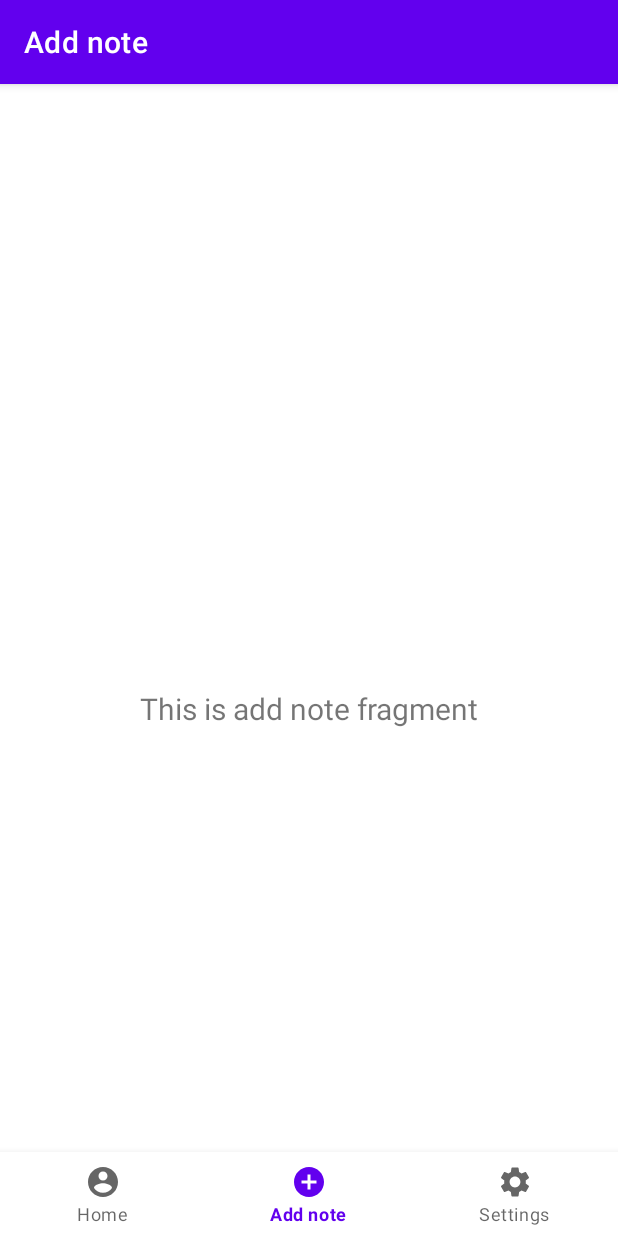
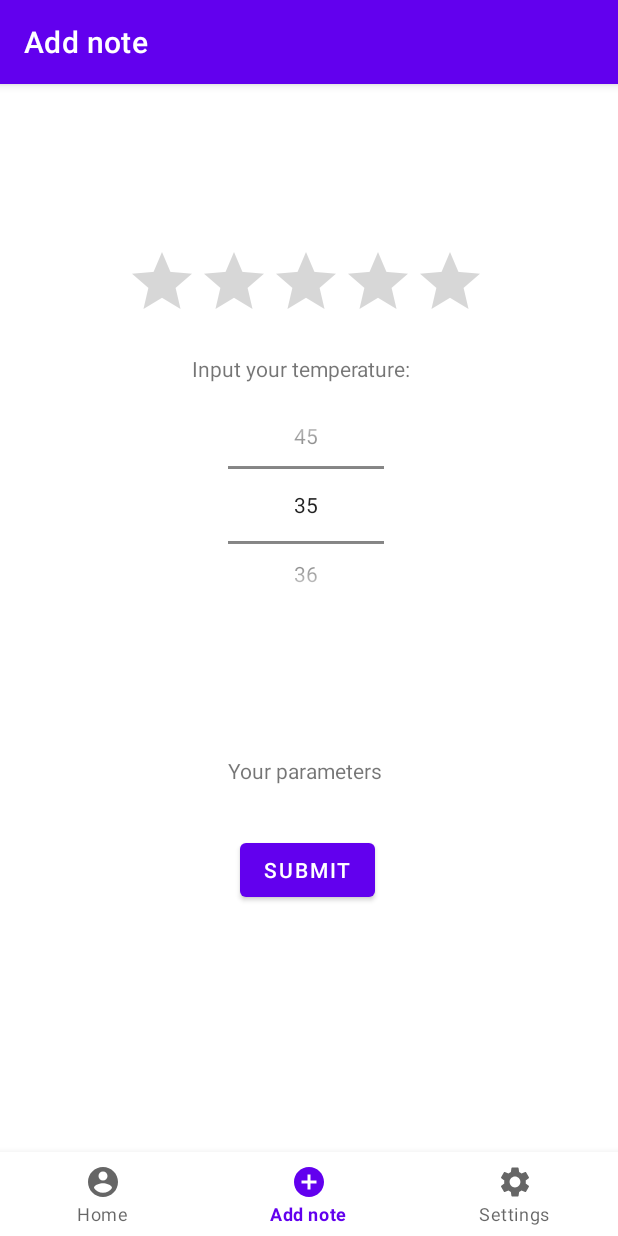
Before and after one commit to pawrob/CovidAppMobi, an Android app: the AddFragment screen opened through its navigation route, on a phone screen of 412 x 824 dp. Run offline under Robolectric (Android 15) with nearby library versions, the phone set to English and light mode, and no system bars; our stand-ins replace navigation-ui.

Commit message:
ADDED [info page]

```diff
--- a/app/src/main/java/com/example/covidbook/ui/add/AddFragment.java
+++ b/app/src/main/java/com/example/covidbook/ui/add/AddFragment.java
@@ -1,9 +1,15 @@
 package com.example.covidbook.ui.add;
 
+import android.annotation.SuppressLint;
+import android.content.Intent;
 import android.os.Bundle;
+import android.provider.MediaStore;
 import android.view.LayoutInflater;
 import android.view.View;
 import android.view.ViewGroup;
+import android.widget.Button;
+import android.widget.NumberPicker;
+import android.widget.RatingBar;
 import android.widget.TextView;
 
 import androidx.annotation.NonNull;
@@ -17,17 +23,37 @@ import com.example.covidbook.R;
 public class AddFragment extends Fragment {
 
     private AddViewModel addViewModel;
+    private RatingBar rb;
+    private Button submitButton;
+    private TextView submitInfo;
 
     public View onCreateView(@NonNull LayoutInflater inflater,
                              ViewGroup container, Bundle savedInstanceState) {
+
+
         addViewModel =
                 new ViewModelProvider(this).get(AddViewModel.class);
         View root = inflater.inflate(R.layout.fragment_add, container, false);
-        final TextView textView = root.findViewById(R.id.text_add);
+//        final TextView textView = root.findViewById(R.id.text_add);
+        NumberPicker np = root.findViewById(R.id.tempPick);
+        np.setMinValue(35);
+        np.setMaxValue(45);
+
+        rb = root.findViewById(R.id.rateBar);
+        submitButton = (Button) root.findViewById(R.id.submitButton);
+        submitInfo = root.findViewById(R.id.ratingInfo);
+        submitButton.setOnClickListener(new View.OnClickListener() {
+            @SuppressLint("SetTextI18n")
+            @Override
+            public void onClick(View view) {
+              submitInfo.setText("Rating: " + rb.getRating() + "\nTemp: " + np.getValue()+"C");
+            }
+        });
+
         addViewModel.getText().observe(getViewLifecycleOwner(), new Observer<String>() {
             @Override
             public void onChanged(@Nullable String s) {
-                textView.setText(s);
+//                textView.setText(s);
             }
         });
         return root;
--- a/app/src/main/res/layout/fragment_add.xml
+++ b/app/src/main/res/layout/fragment_add.xml
@@ -6,17 +6,57 @@
     android:layout_height="match_parent"
     tools:context=".ui.add.AddFragment">
 
-    <TextView
-        android:id="@+id/text_add"
-        android:layout_width="match_parent"
+    <RatingBar
+        android:id="@+id/rateBar"
+        android:layout_width="wrap_content"
         android:layout_height="wrap_content"
-        android:layout_marginStart="8dp"
-        android:layout_marginTop="8dp"
-        android:layout_marginEnd="8dp"
-        android:textAlignment="center"
-        android:textSize="20sp"
-        app:layout_constraintBottom_toBottomOf="parent"
-        app:layout_constraintEnd_toEndOf="parent"
+        android:layout_alignParentTop="true"
+        android:layout_centerHorizontal="true"
+        android:layout_marginStart="84dp"
+        android:layout_marginTop="52dp"
+        android:numStars="5"
+        android:stepSize="0.5"
         app:layout_constraintStart_toStartOf="parent"
         app:layout_constraintTop_toTopOf="parent" />
+
+    <Button
+        android:id="@+id/submitButton"
+        android:layout_width="wrap_content"
+        android:layout_height="wrap_content"
+        android:layout_marginStart="160dp"
+        android:layout_marginTop="444dp"
+        android:text="Submit"
+        app:layout_constraintStart_toStartOf="parent"
+        app:layout_constraintTop_toTopOf="parent" />
+
+    <TextView
+        android:id="@+id/ratingInfo"
+        android:layout_width="wrap_content"
+        android:layout_height="wrap_content"
+        android:layout_marginStart="152dp"
+        android:layout_marginTop="392dp"
+        android:text="Your parameters"
+        app:layout_constraintStart_toStartOf="parent"
+        app:layout_constraintTop_toTopOf="parent" />
+
+    <NumberPicker
+        android:id="@+id/tempPick"
+        android:layout_width="104dp"
+        android:layout_height="137dp"
+        android:layout_marginStart="152dp"
+        android:layout_marginTop="156dp"
+        app:layout_constraintStart_toStartOf="parent"
+        app:layout_constraintTop_toTopOf="parent" />
+
+    <TextView
+        android:id="@+id/textView2"
+        android:layout_width="wrap_content"
+        android:layout_height="wrap_content"
+        android:layout_marginStart="128dp"
+        android:layout_marginTop="124dp"
+        android:text="Input your temperature: "
+        app:layout_constraintStart_toStartOf="parent"
+        app:layout_constraintTop_toTopOf="parent" />
+
+
 </androidx.constraintlayout.widget.ConstraintLayout>
```
